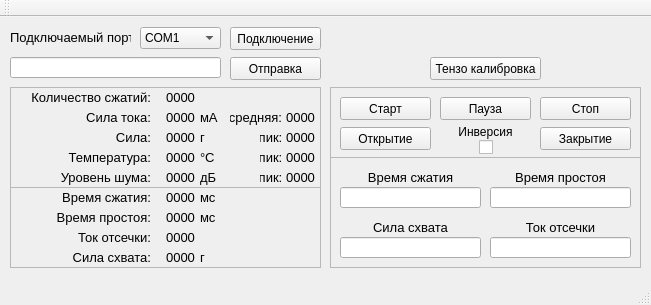
The window that mainwindow.ui (Evrei-XD/Service_utility) describes before a commit, drawn with Qt 5.
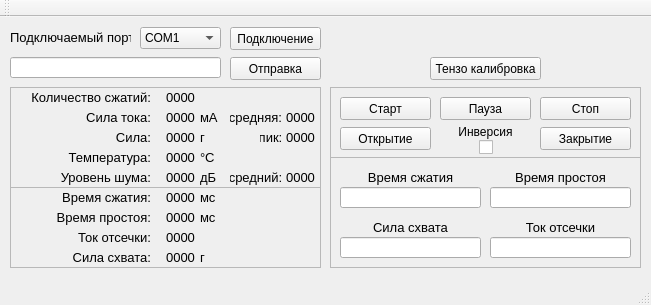
The same window after the commit.

Commit message: 14:00 Включён опрос. Все новые функции протестированны

The edit to the form file:
```diff
--- a/mainwindow.ui
+++ b/mainwindow.ui
@@ -1338,54 +1338,15 @@
        <set>Qt::AlignLeading|Qt::AlignLeft|Qt::AlignVCenter</set>
       </property>
      </widget>
-     <widget class="QLabel" name="info_temperature_max">
-      <property name="enabled">
-       <bool>true</bool>
-      </property>
-      <property name="geometry">
-       <rect>
-        <x>250</x>
-        <y>60</y>
-        <width>21</width>
-        <height>21</height>
-       </rect>
-      </property>
-      <property name="sizePolicy">
-       <sizepolicy hsizetype="Fixed" vsizetype="Fixed">
-        <horstretch>0</horstretch>
-        <verstretch>0</verstretch>
-       </sizepolicy>
-      </property>
-      <property name="font">
-       <font>
-        <family>Segoe UI Symbol</family>
-        <pointsize>10</pointsize>
-        <weight>50</weight>
-        <bold>false</bold>
-       </font>
-      </property>
-      <property name="contextMenuPolicy">
-       <enum>Qt::NoContextMenu</enum>
-      </property>
-      <property name="layoutDirection">
-       <enum>Qt::LeftToRight</enum>
-      </property>
-      <property name="text">
-       <string>пик:</string>
-      </property>
-      <property name="alignment">
-       <set>Qt::AlignCenter</set>
-      </property>
-     </widget>
      <widget class="QLabel" name="info_noise_level_max">
       <property name="enabled">
        <bool>true</bool>
       </property>
       <property name="geometry">
        <rect>
-        <x>250</x>
+        <x>220</x>
         <y>80</y>
-        <width>21</width>
+        <width>51</width>
         <height>21</height>
        </rect>
       </property>
@@ -1410,46 +1371,7 @@
        <enum>Qt::LeftToRight</enum>
       </property>
       <property name="text">
-       <string>пик:</string>
-      </property>
-      <property name="alignment">
-       <set>Qt::AlignCenter</set>
-      </property>
-     </widget>
-     <widget class="QLabel" name="receive_temperature_max">
-      <property name="enabled">
-       <bool>true</bool>
-      </property>
-      <property name="geometry">
-       <rect>
-        <x>270</x>
-        <y>60</y>
-        <width>41</width>
-        <height>21</height>
-       </rect>
-      </property>
-      <property name="sizePolicy">
-       <sizepolicy hsizetype="Fixed" vsizetype="Fixed">
-        <horstretch>0</horstretch>
-        <verstretch>0</verstretch>
-       </sizepolicy>
-      </property>
-      <property name="font">
-       <font>
-        <family>Segoe UI Symbol</family>
-        <pointsize>10</pointsize>
-        <weight>50</weight>
-        <bold>false</bold>
-       </font>
-      </property>
-      <property name="contextMenuPolicy">
-       <enum>Qt::NoContextMenu</enum>
-      </property>
-      <property name="layoutDirection">
-       <enum>Qt::LeftToRight</enum>
-      </property>
-      <property name="text">
-       <string>0000</string>
+       <string>средний:</string>
       </property>
       <property name="alignment">
        <set>Qt::AlignCenter</set>
```
The commit also changes 2 other files.
